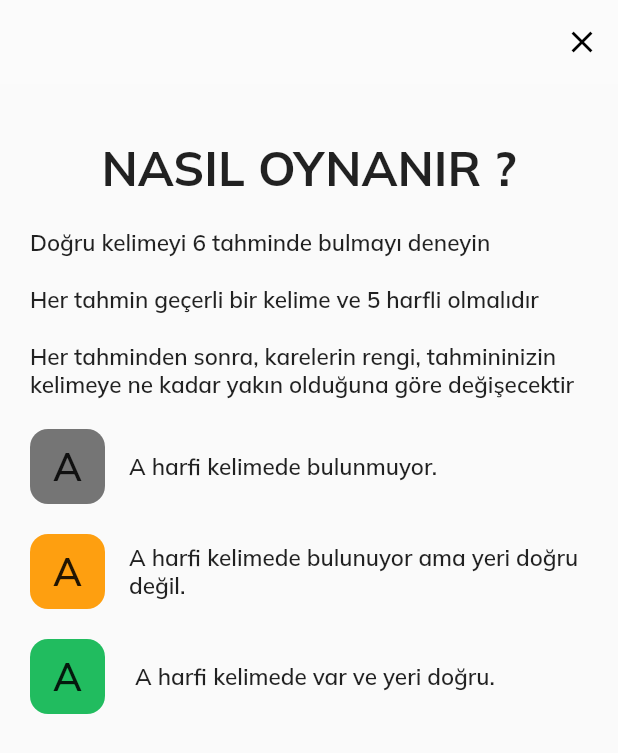
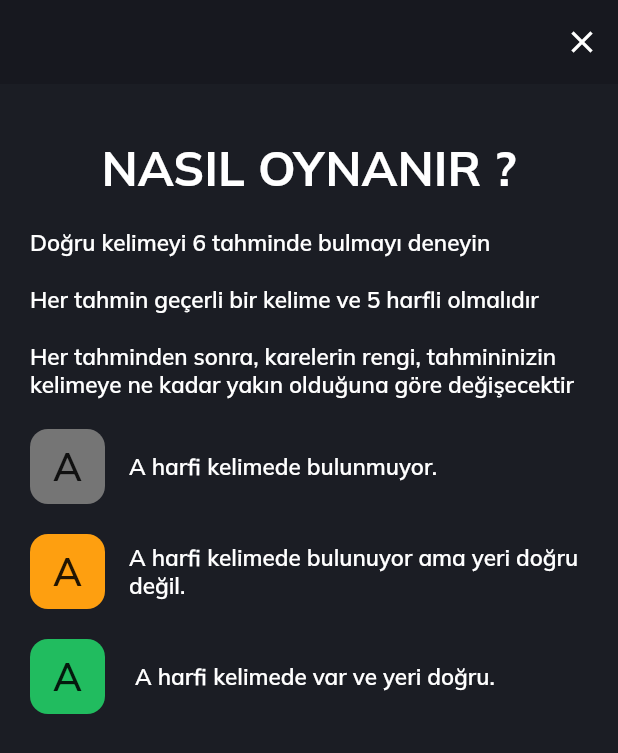
Before and after one commit to BerkayOzturkCE/FlutterWordle, a Flutter app: the screen it shows after launch, after a tap on the "info outline" icon, on a phone screen of 412 x 824 dp. Shown: the top 753 px of the screen. Run offline on Flutter 3.47's test engine with Material 2 defaults, Android fonts, the phone set to English and light mode, and no system bars; our stand-ins replace dio, fluttertoast, google_fonts; missing offline and left inert: dart:html.

Commit message:
style: Ui Updated

```diff
--- a/lib/Pages/HowToPlay.dart
+++ b/lib/Pages/HowToPlay.dart
@@ -13,8 +13,9 @@ class _HowToPlayState extends State<HowToPlay> {
   @override
   Widget build(BuildContext context) {
     return Scaffold(
+      backgroundColor: Color.fromARGB(255, 27, 29, 36),
       appBar: AppBar(
-        backgroundColor: Color.fromARGB(50, 255, 255, 255),
+        backgroundColor: Color.fromARGB(255, 23, 24, 31),
         elevation: 0,
         automaticallyImplyLeading: false,
         actions: [
@@ -22,7 +23,7 @@ class _HowToPlayState extends State<HowToPlay> {
               onPressed: () => Navigator.pop(context),
               icon: Icon(
                 Icons.close,
-                color: Colors.black,
+                color: Colors.white,
               ))
         ],
       ),
@@ -42,7 +43,9 @@ class _HowToPlayState extends State<HowToPlay> {
                 width: double.infinity,
                 child: Text("NASIL OYNANIR ?",
                     style: GoogleFonts.mulish(
-                        fontSize: 32, fontWeight: FontWeight.w700)),
+                        fontSize: 32,
+                        fontWeight: FontWeight.w700,
+                        color: Colors.white)),
               ),
               SizedBox(
                 height: 20,
@@ -53,7 +56,9 @@ class _HowToPlayState extends State<HowToPlay> {
                   "Her tahminden sonra, karelerin rengi, tahmininizin kelimeye ne kadar "
                   "yakın olduğuna göre değişecektir",
                   style: GoogleFonts.mulish(
-                      fontSize: 15, fontWeight: FontWeight.w600)),
+                      fontSize: 15,
+                      fontWeight: FontWeight.w600,
+                      color: Colors.white)),
               SizedBox(
                 height: 20,
               ),
@@ -81,7 +86,9 @@ class _HowToPlayState extends State<HowToPlay> {
                   Flexible(
                     child: Text("A harfi kelimede bulunmuyor.",
                         style: GoogleFonts.mulish(
-                            fontSize: 15, fontWeight: FontWeight.w600)),
+                            fontSize: 15,
+                            fontWeight: FontWeight.w600,
+                            color: Colors.white)),
                   ),
                 ],
               ),
@@ -102,7 +109,9 @@ class _HowToPlayState extends State<HowToPlay> {
                       child: Text(
                         "A",
                         style: GoogleFonts.mulish(
-                            fontSize: 26, fontWeight: FontWeight.w600),
+                          fontSize: 26,
+                          fontWeight: FontWeight.w600,
+                        ),
                       ),
                     ),
                   ),
@@ -113,7 +122,9 @@ class _HowToPlayState extends State<HowToPlay> {
                       child: Text(
                           "A harfi kelimede bulunuyor ama yeri doğru değil.",
                           style: GoogleFonts.mulish(
-                              fontSize: 15, fontWeight: FontWeight.w600))),
+                              fontSize: 15,
+                              fontWeight: FontWeight.w600,
+                              color: Colors.white))),
                 ],
               ),
               SizedBox(
@@ -143,7 +154,9 @@ class _HowToPlayState extends State<HowToPlay> {
                   Flexible(
                       child: Text("A harfi kelimede var ve yeri doğru.",
                           style: GoogleFonts.mulish(
-                              fontSize: 15, fontWeight: FontWeight.w600))),
+                              fontSize: 15,
+                              fontWeight: FontWeight.w600,
+                              color: Colors.white))),
                 ],
               ),
             ],
--- a/lib/Pages/MainPage.dart
+++ b/lib/Pages/MainPage.dart
@@ -10,7 +10,6 @@ import 'package:wordle/Data/Data.dart';
 import 'package:wordle/Data/Harf.dart';
 import 'package:wordle/Data/KelimeModel.dart';
 import 'package:wordle/Pages/HowToPlay.dart';
-import 'package:wordle/Pages/Setting.dart';
 import 'package:wordle/Widgets/AlertDialog.dart';
 import 'package:wordle/Widgets/ToastWidget.dart';
 
@@ -151,6 +150,18 @@ class _MainPageState extends State<MainPage> {
         centerTitle: true,
         backgroundColor: Color.fromARGB(255, 23, 24, 31),
         actions: [
+          Switch(
+            value: hardMode!,
+            onChanged: (value) {
+              setState(() {
+                hardMode = !hardMode!;
+              });
+            },
+            activeTrackColor: Colors.green,
+            activeColor: Colors.white,
+            inactiveTrackColor: Colors.grey,
+            inactiveThumbColor: Colors.white,
+          ),
           IconButton(
               onPressed: () {
                 Navigator.pushReplacement(
@@ -168,12 +179,6 @@ class _MainPageState extends State<MainPage> {
                     .push(MaterialPageRoute(builder: (context) => HowToPlay()));
               },
               icon: Icon(Icons.info_outline)),
-          IconButton(
-              onPressed: () {
-                Navigator.of(context)
-                    .push(MaterialPageRoute(builder: (context) => Settings()));
-              },
-              icon: Icon(Icons.settings)),
         ],
       ),
       body: Center(
```
Also changed, not shown: lib/Pages/Setting.dart (deleted, +0 -107 lines).
